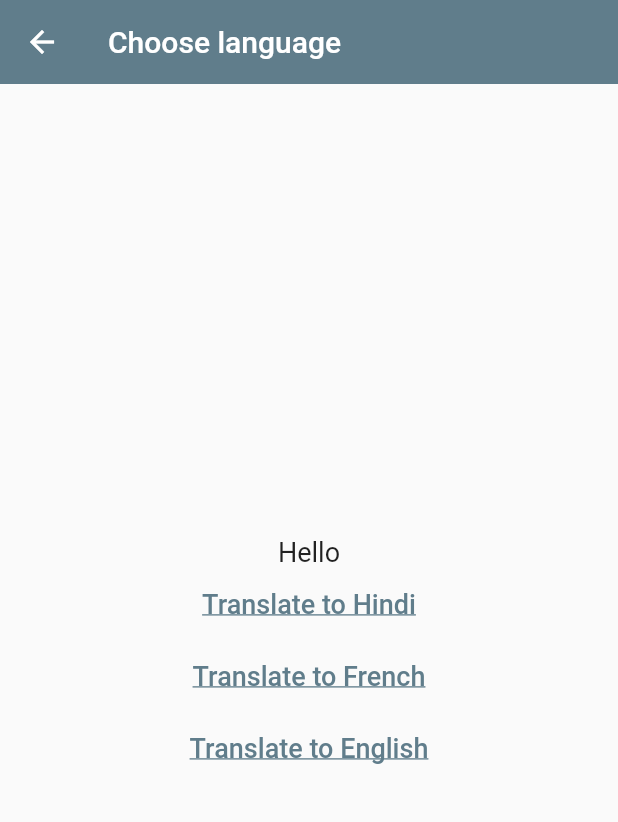
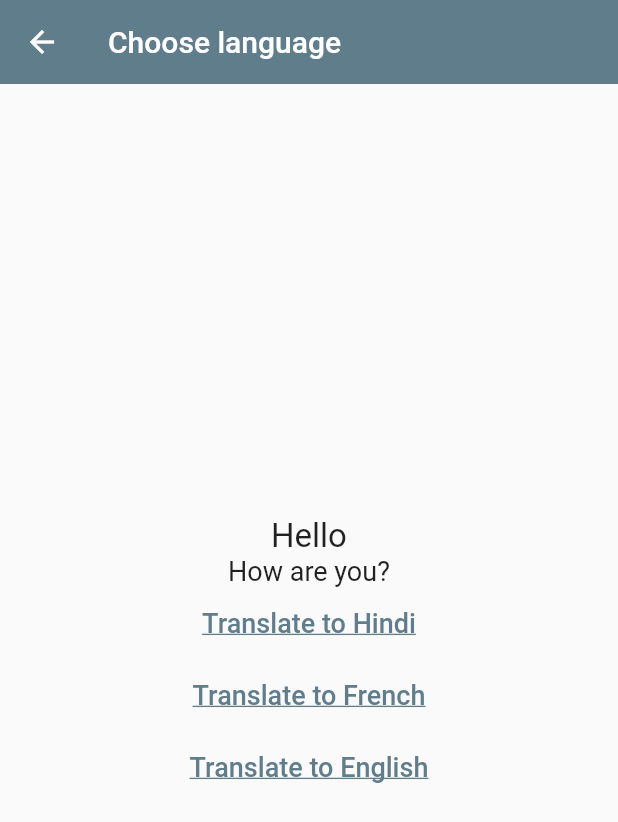
Before and after one commit to SnehaVansjalia/Localization, a Flutter app: the ChooseLanguage screen opened directly, after a tap on "Translate to Hindi", after a tap on "Translate to French", after a tap on "Translate to English", on a phone screen of 412 x 824 dp. Shown: the top 822 px of the screen. Run offline on Flutter 3.47's test engine with Material 2 defaults, Android fonts, the light colour scheme and no system bars; our stand-ins replace get.

Commit message:
greetings using getX

```diff
--- a/lib/choose_language.dart
+++ b/lib/choose_language.dart
@@ -23,11 +23,15 @@ class ChooseLanguage extends StatelessWidget {
           children: [
             Text(
               'title'.tr,
-              style: TextStyle(fontSize: 18),
+              style: const TextStyle(fontSize: 22),
+            ),
+            Text(
+              'greeting'.tr,
+              style: const TextStyle(fontSize: 18),
             ),
             TextButton(
               onPressed: () {
-                Get.updateLocale(Locale('hi', 'IN'));
+                Get.updateLocale(const Locale('hi', 'IN'));
               },
               child: const Text(
                 'Translate to Hindi',
@@ -36,18 +40,18 @@ class ChooseLanguage extends StatelessWidget {
             ),
             TextButton(
               onPressed: () {
-                Get.updateLocale(Locale('fr', 'FR'));
+                Get.updateLocale(const Locale('fr', 'FR'));
               },
-              child: Text(
+              child: const Text(
                 'Translate to French',
                 style: buttonStyle,
               ),
             ),
             TextButton(
               onPressed: () {
-                Get.updateLocale(Locale('en', 'US'));
+                Get.updateLocale(const Locale('en', 'US'));
               },
-              child: Text(
+              child: const Text(
                 'Translate to English',
                 style: buttonStyle,
               ),
--- a/lib/home_page.dart
+++ b/lib/home_page.dart
@@ -32,6 +32,7 @@ class _MyHomePageState extends State<MyHomePage> {
                 style: TextStyle(fontSize: 18),
               ),
               ElevatedButton(
+                style: ElevatedButton.styleFrom(elevation: 0),
                 onPressed: () {
                   Navigator.of(context).push(CupertinoPageRoute(
                     builder: (context) => const ChooseLanguage(),
--- a/lib/main.dart
+++ b/lib/main.dart
@@ -1,5 +1,4 @@
 import 'package:flutter/material.dart';
-import 'choose_language.dart';
 import 'home_page.dart';
 import 'package:get/get.dart';
 
@@ -14,16 +13,11 @@ class MyApp extends StatelessWidget {
   @override
   Widget build(BuildContext context) {
     return GetMaterialApp(
-      locale: Locale('en', 'US'),
-      // supportedLocales: const [
-      //   Locale('en', 'US'),
-      //   Locale('hi', 'IN'),
-      //   Locale('fr', 'FR'),
-      // ],
+      locale: const Locale('en', 'US'),
       translationsKeys: const {
-        'en_US': {'title': 'Hello'},
-        'hi_IN': {'title': 'नमस्ते'},
-        'fr_FR': {'title': 'Bonjour'}
+        'en_US': {'title': 'Hello', 'greeting': 'How are you?'},
+        'hi_IN': {'title': 'नमस्ते', 'greeting': 'क्या हाल चाल है?'},
+        'fr_FR': {'title': 'Bonjour', 'greeting': 'Comment allez-vous'}
       },
       title: 'Flutter Demo',
       theme: ThemeData(
```
